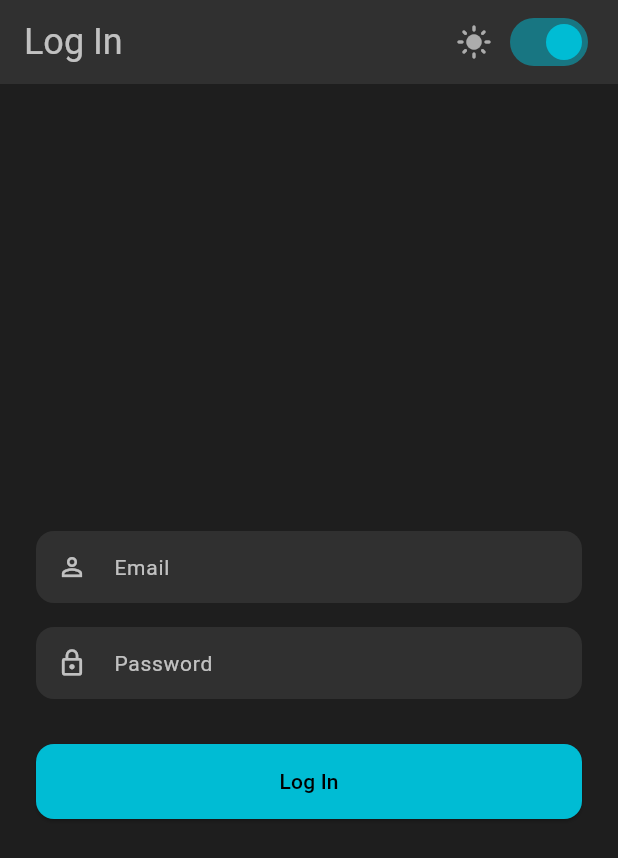
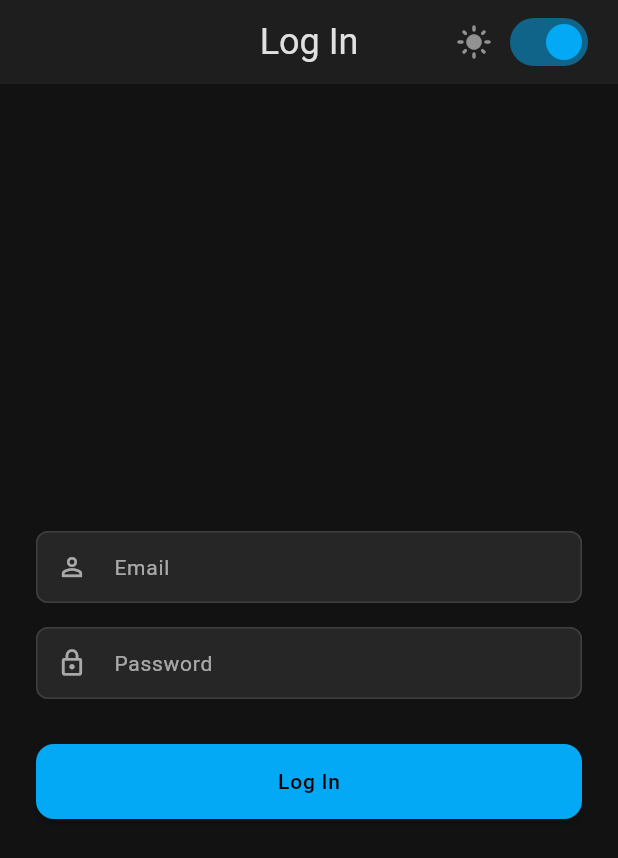
Before and after one commit to BasharAbuLeil/W25_presenceMonitoring, a Flutter app: the screen it shows after launch, on a phone screen of 412 x 824 dp. Shown: the top 858 px of the screen. Run offline on Flutter 3.47's test engine with Material 3 defaults, Android fonts, the phone set to English and light mode, and no system bars; our stand-ins replace cloud_firestore, csv, firebase_auth, firebase_core, fl_chart; missing offline and left inert: dart:html; accounts and stored records are empty.

Commit message:
Update main.dart

```diff
--- a/lib/main.dart
+++ b/lib/main.dart
@@ -9,45 +9,46 @@ import 'homepage.dart';
 
 // Theme constants and provider
 class AppTheme {
-  static const Color accentColor = Color(0xFF00BCD4);
+  static const Color primaryColor = Color(0xFF1976D2);   // Professional blue
+  static const Color accentColor = Color(0xFF03A9F4);    // Light blue
+  static const Color successColor = Color(0xFF4CAF50);   // Green for positive status
+  static const Color warningColor = Color(0xFFFFA726);   // Orange for warnings
+  static const Color errorColor = Color(0xFFE53935);     // Red for errors
+  static const Color surfaceColor = Color(0xFFF5F5F5);   // Light grey for backgrounds
 
   static final ThemeData lightTheme = ThemeData(
     useMaterial3: true,
     brightness: Brightness.light,
     colorScheme: const ColorScheme.light(
-      primary: Colors.blue,
+      primary: primaryColor,
       secondary: accentColor,
       background: Colors.white,
-      surface: Colors.white,
-      onBackground: Colors.black,
+      surface: surfaceColor,
+      onBackground: Colors.black87,
       onSurface: Colors.black87,
     ),
     appBarTheme: const AppBarTheme(
-      backgroundColor: Colors.white,
-      foregroundColor: Colors.black,
-      elevation: 0,
+      backgroundColor: primaryColor,
+      foregroundColor: Colors.white,
+      elevation: 2,
     ),
+    // Updated card theme for medical records
+    cardTheme: CardTheme(
+      elevation: 2,
+      shape: RoundedRectangleBorder(
+        borderRadius: BorderRadius.circular(12),
+        side: BorderSide(color: Colors.grey.shade200),
+      ),
+    ),
+    // Updated button theme
     elevatedButtonTheme: ElevatedButtonThemeData(
       style: ElevatedButton.styleFrom(
         backgroundColor: accentColor,
         foregroundColor: Colors.white,
+        padding: const EdgeInsets.symmetric(horizontal: 24, vertical: 12),
         shape: RoundedRectangleBorder(
-          borderRadius: BorderRadius.all(Radius.circular(12)),
+          borderRadius: BorderRadius.circular(8),
         ),
-      ),
-    ),
-    // ------------------- UPDATED HERE -------------------
-    // We changed fillColor to a light teal to differentiate from white
-    inputDecorationTheme: InputDecorationTheme(
-      filled: true,
-      fillColor: Color(0xFF747474), // Light teal (was Colors.grey[100])
-      border: const OutlineInputBorder(
-        borderRadius: BorderRadius.all(Radius.circular(12)),
-        borderSide: BorderSide.none,
-      ),
-      focusedBorder: const OutlineInputBorder(
-        borderRadius: BorderRadius.all(Radius.circular(12)),
-        borderSide: BorderSide(color: accentColor),
       ),
     ),
   );
@@ -56,40 +57,169 @@ class AppTheme {
     useMaterial3: true,
     brightness: Brightness.dark,
     colorScheme: const ColorScheme.dark(
-      primary: Colors.indigo,
-      secondary: accentColor,
-      background: Color(0xFF1E1E1E),
-      surface: Color(0xFF303030),
-      onBackground: Colors.white,
-      onSurface: Colors.white70,
+      // Primary colors - using medical blues that work well in dark mode
+      primary: Color(0xFF2196F3),      // Slightly lighter blue for better visibility
+      secondary: Color(0xFF03A9F4),    // Light blue accent
+      tertiary: Color(0xFF4CAF50),     // Success green for status indicators
+
+      // Background colors - using deeper blues for medical feel
+      background: Color(0xFF121212),    // Darker background
+      surface: Color(0xFF1E1E1E),      // Slightly lighter surface
+      surfaceVariant: Color(0xFF262626),// Card and elevated surface color
+
+      // Foreground colors - **Updated Colors Here for Consistency**
+      onBackground: Color(0xFFE0E0E0),  // Lighter grey, same as onSurface now
+      onSurface: Color(0xFFE0E0E0),    // Main text color - Lighter grey for better consistency
+      onSurfaceVariant: Color(0xFFE0E0E0), // Secondary text color -  Lighter grey for consistency
+
+      // Error and warning colors
+      error: Color(0xFFCF6679),        // Muted red for errors
+      // Border and outline colors
+      outline: Color(0xFF404040),      // Subtle borders
+      outlineVariant: Color(0xFF303030),// Secondary borders
     ),
-    scaffoldBackgroundColor: const Color(0xFF1E1E1E),
+
+    // Background color for the scaffold
+    scaffoldBackgroundColor: const Color(0xFF121212),
+
+    // AppBar theme
     appBarTheme: const AppBarTheme(
-      backgroundColor: Color(0xFF303030),
-      foregroundColor: Colors.white,
-      elevation: 0,
+      backgroundColor: Color(0xFF1E1E1E),
+      foregroundColor: Color(0xFFE0E0E0), // Updated to be consistent with text colors
+      elevation: 2,
+      shadowColor: Color(0xFF000000),
+      centerTitle: true,
+      titleTextStyle: const TextStyle( // Keep TextStyle as before, color will be inherited from foregroundColor
+        fontSize: 20,
+        fontWeight: FontWeight.w500,
+        letterSpacing: 0.15,
+      ),
     ),
-    elevatedButtonTheme: ElevatedButtonThemeData(
-      style: ElevatedButton.styleFrom(
-        backgroundColor: accentColor,
-        foregroundColor: Colors.white,
-        shape: RoundedRectangleBorder(
-          borderRadius: BorderRadius.all(Radius.circular(12)),
+
+    // Card theme
+    cardTheme: CardTheme(
+      color: const Color(0xFF1E1E1E),
+      elevation: 4,
+      shadowColor: Colors.black.withOpacity(0.4),
+      shape: RoundedRectangleBorder(
+        borderRadius: BorderRadius.circular(12),
+        side: const BorderSide(
+          color: Color(0xFF303030),
+          width: 1,
         ),
       ),
     ),
-    // Dark theme is fine, but you can tweak fillColor if you want it more teal
+
+    // Elevated button theme
+    elevatedButtonTheme: ElevatedButtonThemeData(
+      style: ElevatedButton.styleFrom(
+        backgroundColor: const Color(0xFF2196F3),
+        foregroundColor: Colors.white,
+        elevation: 2,
+        padding: const EdgeInsets.symmetric(
+          horizontal: 24,
+          vertical: 12,
+        ),
+        shape: RoundedRectangleBorder(
+          borderRadius: BorderRadius.circular(8),
+        ),
+        textStyle: const TextStyle(
+          fontSize: 16,
+          fontWeight: FontWeight.w500,
+          letterSpacing: 0.5,
+        ),
+      ),
+    ),
+
+    // Input decoration theme
     inputDecorationTheme: InputDecorationTheme(
       filled: true,
-      fillColor: Color(0xFF424242),
-      border: const OutlineInputBorder(
-        borderRadius: BorderRadius.all(Radius.circular(12)),
-        borderSide: BorderSide.none,
+      fillColor: const Color(0xFF262626),
+      contentPadding: const EdgeInsets.symmetric(
+        horizontal: 16,
+        vertical: 12,
       ),
-      focusedBorder: const OutlineInputBorder(
-        borderRadius: BorderRadius.all(Radius.circular(12)),
-        borderSide: BorderSide(color: accentColor),
+      border: OutlineInputBorder(
+        borderRadius: BorderRadius.circular(8),
+        borderSide: const BorderSide(
+          color: Color(0xFF404040),
+          width: 1,
+        ),
       ),
+      enabledBorder: OutlineInputBorder(
+        borderRadius: BorderRadius.circular(8),
+        borderSide: const BorderSide(
+          color: Color(0xFF404040),
+          width: 1,
+        ),
+      ),
+      focusedBorder: OutlineInputBorder(
+        borderRadius: BorderRadius.circular(8),
+        borderSide: const BorderSide(
+          color: Color(0xFF2196F3),
+          width: 2,
+        ),
+      ),
+      errorBorder: OutlineInputBorder(
+        borderRadius: BorderRadius.circular(8),
+        borderSide: const BorderSide(
+          color: Color(0xFFCF6679),
+          width: 1,
+        ),
+      ),
+      labelStyle: const TextStyle(
+        color: Color(0xFFB0B0B0),
+        fontSize: 16,
+      ),
+      hintStyle: const TextStyle(
+        color: Color(0xFF808080),
+        fontSize: 16,
+      ),
+    ),
+
+    // Text theme - Keep TextTheme as is, as these styles refer to specific semantic styles
+    textTheme: const TextTheme(
+      headlineLarge: TextStyle(
+        color: Color(0xFFECECEC), // Slightly off-white - keep for headlines
+        fontSize: 32,
+        fontWeight: FontWeight.bold,
+      ),
+      headlineMedium: TextStyle(
+        color: Color(0xFFECECEC), // Slightly off-white - keep for headlines
+        fontSize: 28,
+        fontWeight: FontWeight.bold,
+      ),
+      titleLarge: TextStyle(
+        color: Color(0xFFECECEC), // Slightly off-white - keep for titleLarge
+        fontSize: 22,
+        fontWeight: FontWeight.w600,
+      ),
+      titleMedium: TextStyle(
+        color: Color(0xFFE0E0E0), // Lighter grey - Consistent with onSurface/onSurfaceVariant
+        fontSize: 16,
+        fontWeight: FontWeight.w500,
+      ),
+      bodyLarge: TextStyle(
+        color: Color(0xFFE0E0E0), // Lighter grey - Consistent with onSurface/onSurfaceVariant
+        fontSize: 16,
+      ),
+      bodyMedium: TextStyle(
+        color: Color(0xFFB0B0B0), // Medium grey - Keep bodyMedium slightly darker for hierarchy if needed
+        fontSize: 14,
+      ),
+    ),
+
+    // Icon theme
+    iconTheme: const IconThemeData(
+      color: Color(0xFF2196F3),
+      size: 24,
+    ),
+
+    // Divider theme
+    dividerTheme: const DividerThemeData(
+      color: Color(0xFF404040),
+      thickness: 1,
+      space: 24,
     ),
   );
 }
```
